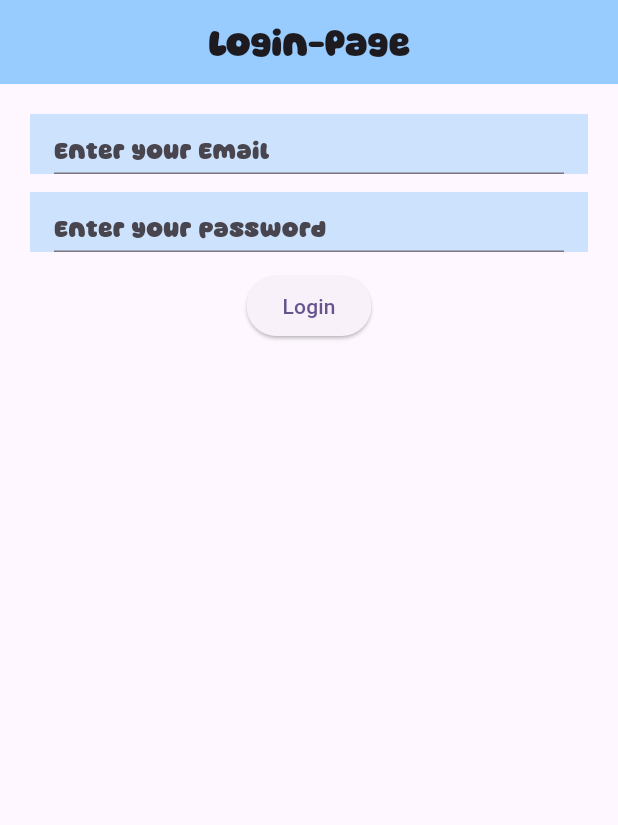
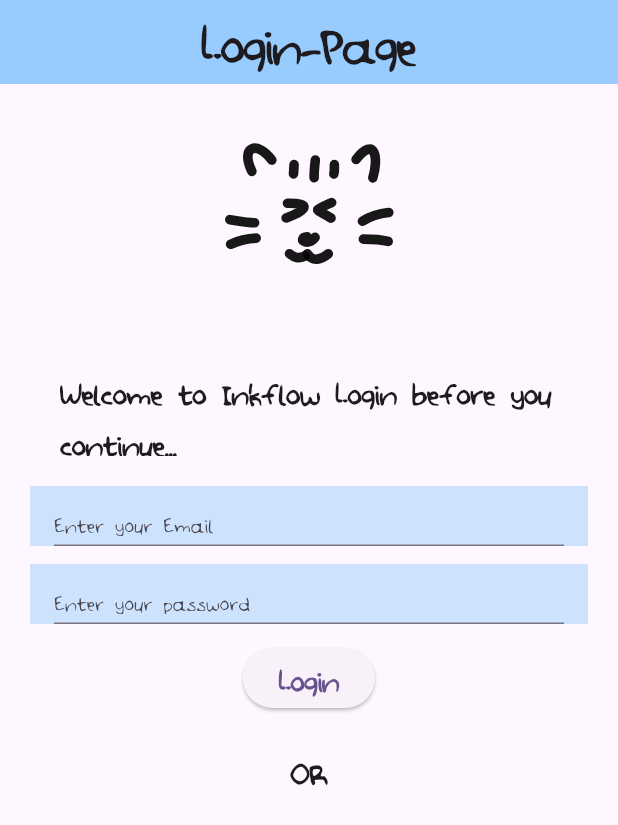
Before and after one commit to 1Shibam/inkflow-Doodle-Drawing-App-, a Flutter app: the screen it shows after launch, on a phone screen of 412 x 824 dp. Shown: the top 825 px of the screen. Run offline on Flutter 3.47's test engine with Material 3 defaults, Android fonts, the phone set to English and light mode, and no system bars; our stand-ins replace firebase_auth, firebase_core, flutter_svg_provider, permission_handler; accounts and stored records are empty.

Commit message:
little bit of changes like fonts, images etc

```diff
--- a/lib/login.dart
+++ b/lib/login.dart
@@ -2,6 +2,7 @@
 
 import 'package:flutter/material.dart';
 import 'package:firebase_auth/firebase_auth.dart';
+import 'package:flutter_svg_provider/flutter_svg_provider.dart';
 
 class Login extends StatefulWidget {
   const Login({super.key});
@@ -35,10 +36,39 @@ class _LoginState extends State<Login> {
             const Color.fromARGB(255, 0, 140, 255).withOpacity(0.4),
         title: Text(
           'Login-Page',
-          style: TextStyle(fontFamily: 'Super-Kinds', fontSize: 24),
+          style: TextStyle(
+              fontFamily: 'Hand-Doodle',
+              fontSize: 40,
+              fontWeight: FontWeight.bold),
         ),
       ),
-      body: Padding(
+      body: SingleChildScrollView(
+        child: Column(
+          children: [
+            Align(
+                alignment: Alignment.center,
+                child: Image(
+                    width: 160,
+                    height: 160,
+                    image: Svg('assets/images/cat-lol-svgrepo-com.svg'))),
+            SizedBox(
+              height: 8,
+            ),
+            Padding(
+              padding: const EdgeInsets.only(left: 40.0, top: 20),
+              child: SizedBox(
+                width: 400,
+                height: 60,
+                child: Text(
+                  'Welcome to Inkflow Login before you continue...',
+                  style: TextStyle(
+                      fontFamily: 'Hand-Doodle',
+                      fontSize: 24,
+                      fontWeight: FontWeight.bold),
+                ),
+              ),
+            ),
+            Padding(
               padding: EdgeInsets.all(20),
               child: Column(
                 crossAxisAlignment: CrossAxisAlignment.center,
@@ -58,7 +88,7 @@ class _LoginState extends State<Login> {
                           decoration: InputDecoration(
                             hintText: 'Enter your Email',
                             fillColor: const Color.fromARGB(255, 0, 140, 255),
-                      hintStyle: TextStyle(fontFamily: 'Super-Kinds'),
+                            hintStyle: TextStyle(fontFamily: 'Hand-Doodle'),
                             alignLabelWithHint: true,
                           ),
                         ),
@@ -83,7 +113,7 @@ class _LoginState extends State<Login> {
                           decoration: InputDecoration(
                             hintText: 'Enter your password',
                             fillColor: const Color.fromARGB(255, 0, 140, 255),
-                      hintStyle: TextStyle(fontFamily: 'Super-Kinds'),
+                            hintStyle: TextStyle(fontFamily: 'Hand-Doodle'),
                             alignLabelWithHint: true,
                           ),
                         ),
@@ -95,7 +125,36 @@ class _LoginState extends State<Login> {
                   ),
                   ElevatedButton(
                     onPressed: signIn, // Call signIn directly
-              child: Text('Login'),
+                    child: Text(
+                      'Login',
+                      style: TextStyle(
+                          fontFamily: 'Hand-Doodle',
+                          fontSize: 24,
+                          fontWeight: FontWeight.bold),
+                    ),
+                  ),
+                  SizedBox(
+                    height: 4,
+                  ),
+                  Padding(
+                    padding: const EdgeInsets.only(top: 4),
+                    child: SizedBox(
+                      width: 400,
+                      height: 60,
+                      child: Align(
+                        alignment: Alignment.center,
+                        child: Text(
+                          'OR',
+                          style: TextStyle(
+                              fontFamily: 'Hand-Doodle',
+                              fontSize: 24,
+                              fontWeight: FontWeight.bold),
+                        ),
+                      ),
+                    ),
+                  ),
+                ],
+              ),
             ),
           ],
         ),
--- a/pubspec.yaml
+++ b/pubspec.yaml
@@ -87,6 +87,9 @@ flutter:
     - family: Super-Kinds
       fonts:
         - asset: assets/fonts/Super Kinds.ttf
+    - family: Hand-Doodle
+      fonts:
+        - asset: assets/fonts/HandDoodle.ttf
   #       - asset: fonts/Schyler-Italic.ttf
   #         style: italic
   #   - family: Trajan Pro
```
Also changed, not shown: assets/fonts/HandDoodle.ttf (added), assets/images/cat-lol-svgrepo-com.svg (added). Lines whose indentation alone changed are shown as unchanged.
